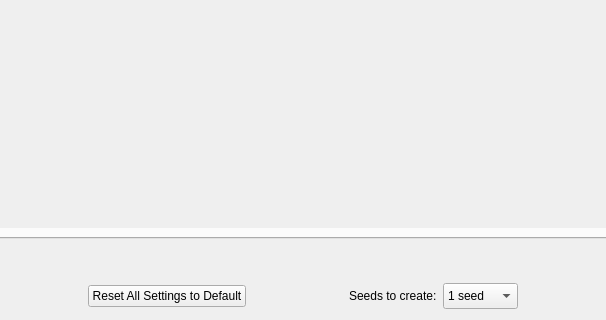
Qt form randomizer.ui (LagoLunatic/dsvrandom) before a commit; both pictures show x 107 to 713 and y 280 to 600 of the 820 by 600 pixel window.
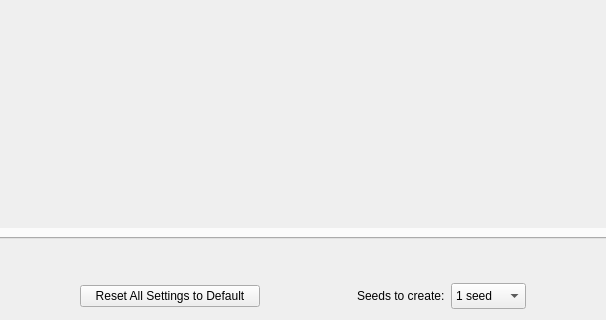
The same form after that commit. The open tabs and pages were chosen to show the change. Icons and pictures are not drawn.

Commit message: Add padding on left and right of Reset Settings button

```diff
--- a/randomizer.ui
+++ b/randomizer.ui
@@ -833,6 +833,12 @@
      </item>
      <item>
       <widget class="QPushButton" name="reset_settings_to_default">
+       <property name="minimumSize">
+        <size>
+         <width>180</width>
+         <height>0</height>
+        </size>
+       </property>
        <property name="text">
         <string>Reset All Settings to Default</string>
        </property>
```
Left out of the diff: 4 changed lines with no effect on the pictures.
